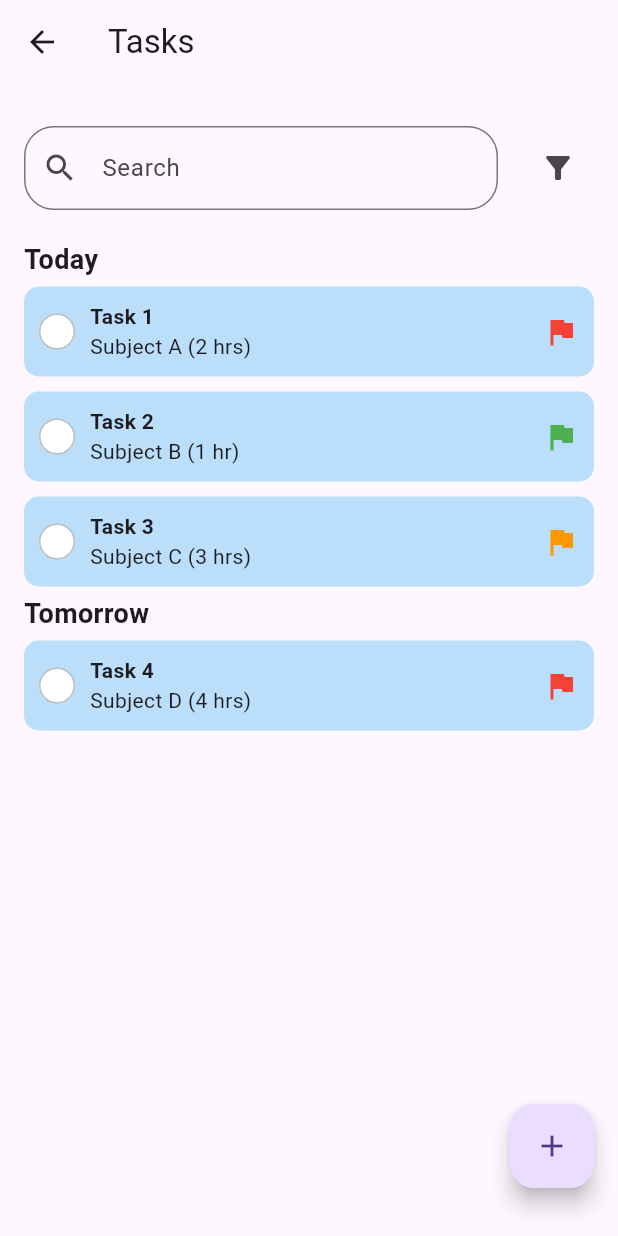
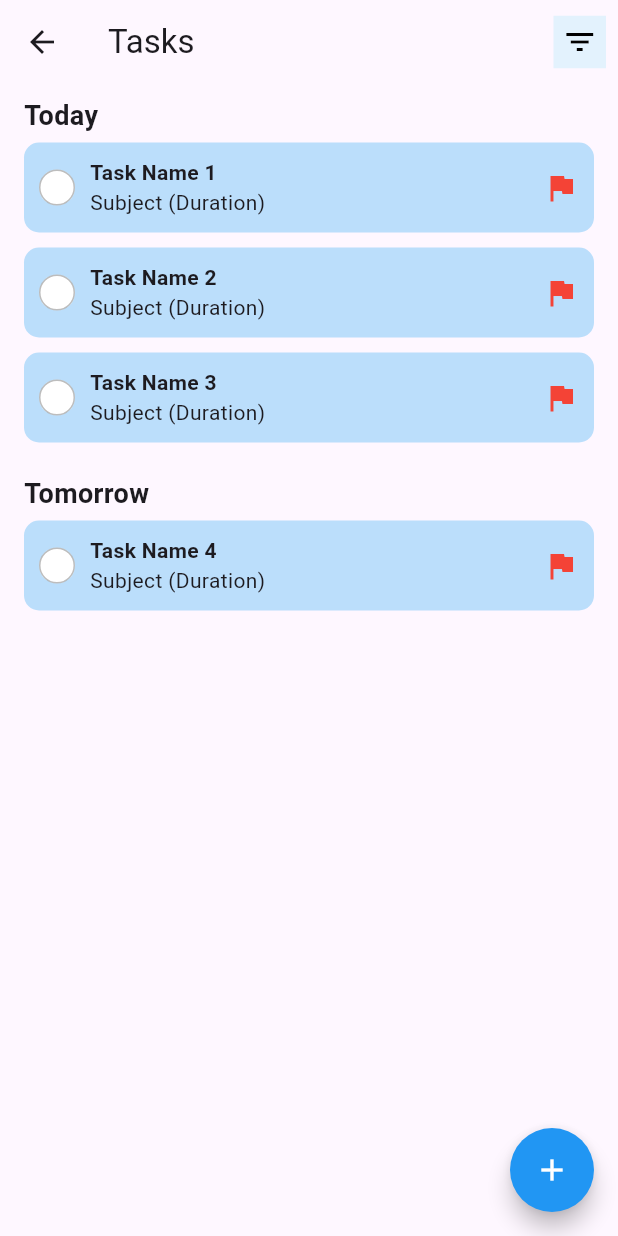
Before and after one commit to IJLadera/planma-app, a Flutter app: the Dashboard screen opened directly with empty values, after a tap on "Tasks", on a phone screen of 412 x 824 dp. Run offline on Flutter 3.47's test engine with Material 3 defaults, Android fonts, the phone set to English and light mode, and no system bars.

Commit message:
edited tasks fields

```diff
--- a/lib/core/dashboard.dart
+++ b/lib/core/dashboard.dart
@@ -1,5 +1,6 @@
 import 'package:flutter/material.dart';
-import 'package:planma_app/task/by_date.dart';
+import 'package:planma_app/task/by_date_view.dart';
+import 'package:planma_app/task/task_page.dart';
 
 class Dashboard extends StatelessWidget {
   final String username;
@@ -58,7 +59,7 @@ class Dashboard extends StatelessWidget {
                     onPressed: () {
                       Navigator.push(
                         context,
-                        MaterialPageRoute(builder: (context) => ByDate()),
+                        MaterialPageRoute(builder: (context) => TasksPage()),
                       );
                     },
                   ),
@@ -100,7 +101,16 @@ class Dashboard extends StatelessWidget {
       ),
       bottomNavigationBar: BottomAppBar(
         shape: CircularNotchedRectangle(),
-        notchMargin: 10.0,
+        child: Container(
+          height: 30.0, // Adjust the height as needed
+          decoration: BoxDecoration(
+            borderRadius: BorderRadius.only(
+              topLeft: Radius.circular(30.0),
+              topRight: Radius.circular(30.0),
+            ),
+          ),
+          child: Padding(
+            padding: const EdgeInsets.symmetric(horizontal: 40.0),
             child: Row(
               mainAxisAlignment: MainAxisAlignment.spaceBetween,
               children: [
@@ -119,12 +129,16 @@ class Dashboard extends StatelessWidget {
               ],
             ),
           ),
+        ),
+      ),
       floatingActionButtonLocation: FloatingActionButtonLocation.centerDocked,
       floatingActionButton: FloatingActionButton(
         onPressed: () {
           // Action for floating button
         },
         child: Icon(Icons.add),
+        backgroundColor: Colors.blue,
+        shape: CircleBorder(),
       ),
     );
   }
--- a/lib/task/by_date.dart
+++ /dev/null
@@ -1,106 +0,0 @@
-import 'package:flutter/material.dart';
-import 'package:planma_app/task/widget/task_item.dart'; // Ensure this path is correct
-import 'package:planma_app/task/widget/search_bar.dart'; // Import the SearchBar widget
-import 'package:planma_app/task/widget/task_section.dart'; // Import the TaskSection widget
-import 'package:planma_app/task/widget/filter_dialog.dart';
-
-class ByDate extends StatefulWidget {
-  @override
-  _ByDate createState() => _ByDate();
-}
-
-class _ByDate extends State<ByDate> {
-  String selectedFilter = 'None';
-
-  @override
-  Widget build(BuildContext context) {
-    return Scaffold(
-      appBar: AppBar(
-        title: Text("Tasks"),
-      ),
-      body: Padding(
-        padding: const EdgeInsets.symmetric(horizontal: 16.0, vertical: 8.0),
-        child: Column(
-          children: [
-            Padding(
-              padding: const EdgeInsets.symmetric(vertical: 10.0),
-              child: Row(
-                mainAxisAlignment: MainAxisAlignment.spaceBetween,
-                children: [
-                  // Custom Search Bar
-                  Expanded(
-                    child: CustomSearchBar(),
-                  ),
-                  SizedBox(
-                      width: 16), // Space between search bar and filter button
-                  // Filter Button
-                  IconButton(
-                    icon: Icon(Icons.filter_alt),
-                    onPressed: () {
-                      // Open the filter dialog
-                      showDialog(
-                        context: context,
-                        builder: (BuildContext context) {
-                          return FilterDialog(
-                            onFilterSelected: (filter) {
-                              setState(() {
-                                selectedFilter = filter;
-                              });
-                            },
-                          );
-                        },
-                      );
-                    },
-                  ),
-                ],
-              ),
-            ),
-            // Task sections for each date
-            TaskSection(title: 'Today', tasks: [
-              TaskItem(
-                taskName: "Task 1",
-                subject: "Subject A",
-                duration: "2 hrs",
-                icon: Icons.flag,
-                priority: 'High', // Priority
-              ),
-              TaskItem(
-                taskName: "Task 2",
-                subject: "Subject B",
-                duration: "1 hr",
-                icon: Icons.flag,
-                priority: 'Low', // Priority
-              ),
-              TaskItem(
-                taskName: "Task 3",
-                subject: "Subject C",
-                duration: "3 hrs",
-                icon: Icons.flag,
-                priority: 'Medium', // Priority
-              ),
-            ]),
-            TaskSection(title: 'Tomorrow', tasks: [
-              TaskItem(
-                taskName: "Task 4",
-                subject: "Subject D",
-                duration: "4 hrs",
-                icon: Icons.flag,
-                priority: 'High', // Priority
-              ),
-            ]),
-          ],
-        ),
-      ),
-      floatingActionButtonLocation: FloatingActionButtonLocation.endFloat,
-      floatingActionButton: Padding(
-        padding: const EdgeInsets.only(bottom: 16.0),
-        child: FloatingActionButton(
-          onPressed: () {
-            // Add task creation logic here
-          },
-          child: Icon(Icons.add),
-        ),
-      ),
-    );
-  }
-}
--- /dev/null
+++ b/lib/task/by_date_view.dart
@@ -0,0 +1,51 @@
+import 'package:flutter/material.dart';
+import 'package:planma_app/task/widget/task_card.dart';
+import 'package:planma_app/task/widget/task_section.dart';
+
+class ByDateView extends StatelessWidget {
+  @override
+  Widget build(BuildContext context) {
+    return ListView(
+      children: [
+        TaskSection(
+          title: 'Today',
+          tasks: [
+            TaskCard(
+              taskName: 'Task Name 1',
+              subject: 'Subject',
+              duration: 'Duration',
+              icon: Icons.flag,
+              priority: 'High',
+            ),
+            TaskCard(
+              taskName: 'Task Name 2',
+              subject: 'Subject',
+              duration: 'Duration',
+              icon: Icons.flag,
+              priority: 'High',
+            ),
+            TaskCard(
+              taskName: 'Task Name 3',
+              subject: 'Subject',
+              duration: 'Duration',
+              icon: Icons.flag,
+              priority: 'High',
+            ),
+          ],
+        ),
+        TaskSection(
+          title: 'Tomorrow',
+          tasks: [
+            TaskCard(
+              taskName: 'Task Name 4',
+              subject: 'Subject',
+              duration: 'Duration',
+              icon: Icons.flag,
+              priority: 'High',
+            ),
+          ],
+        ),
+      ],
+    );
+  }
+}
--- /dev/null
+++ b/lib/task/task_page.dart
@@ -0,0 +1,70 @@
+import 'package:flutter/material.dart';
+import 'package:planma_app/task/create_task.dart';
+import 'by_date_view.dart'; // Import your ByDateView widget
+import 'by_subject_view.dart'; // Import your BySubjectView widget
+
+class TasksPage extends StatefulWidget {
+  @override
+  _TasksPageState createState() => _TasksPageState();
+}
+
+class _TasksPageState extends State<TasksPage> {
+  bool isByDate = true;
+
+  @override
+  Widget build(BuildContext context) {
+    return Scaffold(
+      appBar: AppBar(
+        title: const Text('Tasks'),
+        actions: [
+          PopupMenuButton(
+            icon: Container(
+              width: 35,
+              height: 35,
+              decoration: BoxDecoration(
+                color: Colors.blue[50],
+              ),
+              child: Icon(Icons.filter_list, color: Colors.black),
+            ),
+            onSelected: (value) {
+              setState(() {
+                isByDate = value == 'By Date';
+              });
+            },
+            itemBuilder: (context) => [
+              PopupMenuItem(
+                value: 'By Date',
+                child: Text('By date', style: TextStyle(color: Colors.black)),
+              ),
+              PopupMenuItem(
+                value: 'By Subject',
+                child:
+                    Text('By subject', style: TextStyle(color: Colors.black)),
+              ),
+            ],
+          ),
+        ],
+      ),
+      body: Column(
+        children: [
+          Expanded(
+            // Use ByDateView or BySubjectView based on the isByDate variable
+            child: isByDate ? ByDateView() : BySubjectView(),
+          ),
+        ],
+      ),
+      floatingActionButton: FloatingActionButton(
+        onPressed: () {
+          Navigator.push(
+            context,
+            MaterialPageRoute(builder: (context) => CreateTask()),
+          );
+        },
+        backgroundColor: Colors.blue,
+
+        child: Icon(Icons.add, color: Colors.white),
+        shape: CircleBorder(),
+      ),
+    );
+  }
+}
--- a/lib/task/widget/task_item.dart
+++ b/lib/task/widget/task_card.dart
@@ -1,13 +1,13 @@
 import 'package:flutter/material.dart';
 
-class TaskItem extends StatefulWidget {
+class TaskCard extends StatefulWidget {
   final String taskName;
   final String subject;
   final String duration;
   final IconData icon;
   final String priority; // Added priority field
 
-  TaskItem({
+  TaskCard({
     required this.taskName,
     required this.subject,
     required this.duration,
@@ -16,10 +16,10 @@ class TaskItem extends StatefulWidget {
   });
 
   @override
-  _TaskItemState createState() => _TaskItemState();
+  _TaskCardState createState() => _TaskCardState();
 }
 
-class _TaskItemState extends State<TaskItem> {
+class _TaskCardState extends State<TaskCard> {
   bool isChecked = false;
 
   void toggleCheckbox() {
--- a/lib/task/widget/task_section.dart
+++ b/lib/task/widget/task_section.dart
@@ -1,21 +1,25 @@
 import 'package:flutter/material.dart';
-import 'package:planma_app/task/widget/task_item.dart';
 
 class TaskSection extends StatelessWidget {
   final String title;
-  final List<TaskItem> tasks;
+  final List<Widget> tasks;
 
   TaskSection({required this.title, required this.tasks});
 
   @override
   Widget build(BuildContext context) {
-    return Column(
-      crossAxisAlignment: CrossAxisAlignment.start,
-      children: [
-        Text(title,
-            style: TextStyle(fontSize: 18, fontWeight: FontWeight.bold)),
-        Column(children: tasks),
-      ],
+    return Padding(
+      padding: const EdgeInsets.symmetric(vertical: 8.0, horizontal: 16.0),
+      child: Column(
+        crossAxisAlignment: CrossAxisAlignment.start,
+        children: [
+          Text(
+            title,
+            style: TextStyle(fontSize: 18, fontWeight: FontWeight.bold),
+          ),
+          ...tasks,
+        ],
+      ),
     );
   }
 }
```
Also changed, not shown: lib/task/by_subject.dart (deleted, +0 -114 lines), lib/task/by_subject_view.dart (added, +56 -0 lines), lib/task/create_task.dart (+152 -2 lines), lib/task/widget/filter_dialog.dart (deleted, +0 -46 lines). Lines whose indentation alone changed are shown as unchanged.
